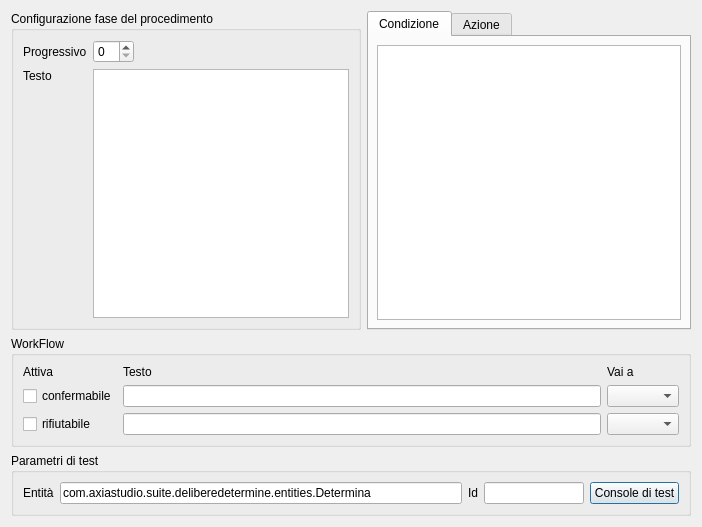
This is src/com/axiastudio/suite/procedimenti/forms/faseprocedimento.ui in tizianolattisi/suitegda as Qt 5 draws it before an edit. The edited form follows.
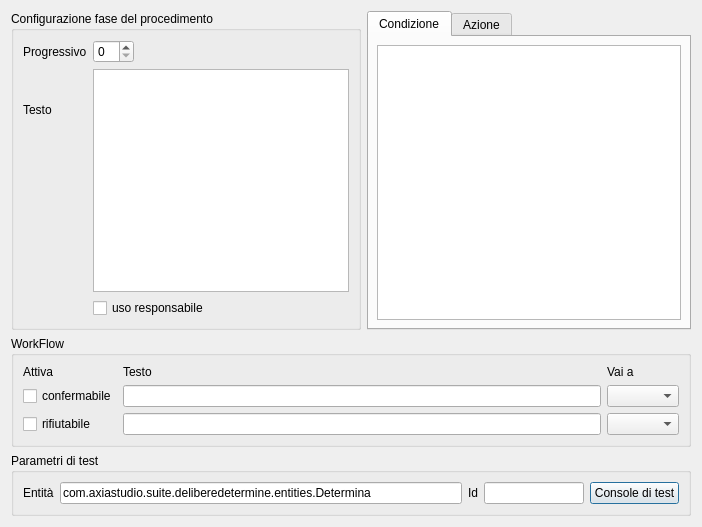
This is the edited form. Custom widgets are drawn as their Qt base class.

Commit message: Se la fase di procedimento è marcata come “uso responsabile”, viene richiesto all’operatore il check di un box di conferma per poter confermare.

The edit to the form file:
```diff
--- a/src/com/axiastudio/suite/procedimenti/forms/faseprocedimento.ui
+++ b/src/com/axiastudio/suite/procedimenti/forms/faseprocedimento.ui
@@ -69,7 +69,7 @@
           </property>
          </widget>
         </item>
-        <item row="2" column="0">
+        <item row="2" column="0" rowspan="2">
          <spacer name="verticalSpacer">
           <property name="orientation">
            <enum>Qt::Vertical</enum>
@@ -82,6 +82,16 @@
           </property>
          </spacer>
         </item>
+        <item row="3" column="1" colspan="2">
+         <widget class="QCheckBox" name="checkBox_3">
+          <property name="text">
+           <string>uso responsabile</string>
+          </property>
+          <property name="column" stdset="0">
+           <string>usoresponsabile</string>
+          </property>
+         </widget>
+        </item>
        </layout>
       </widget>
      </item>
```
The commit also changes 4 other files.
